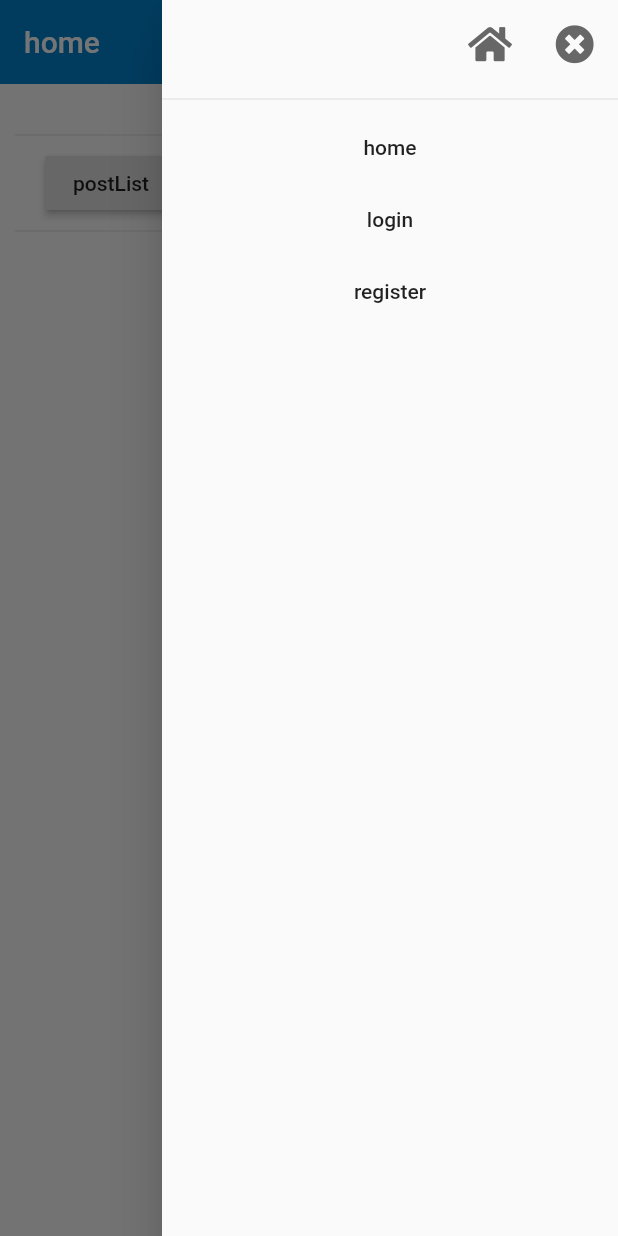
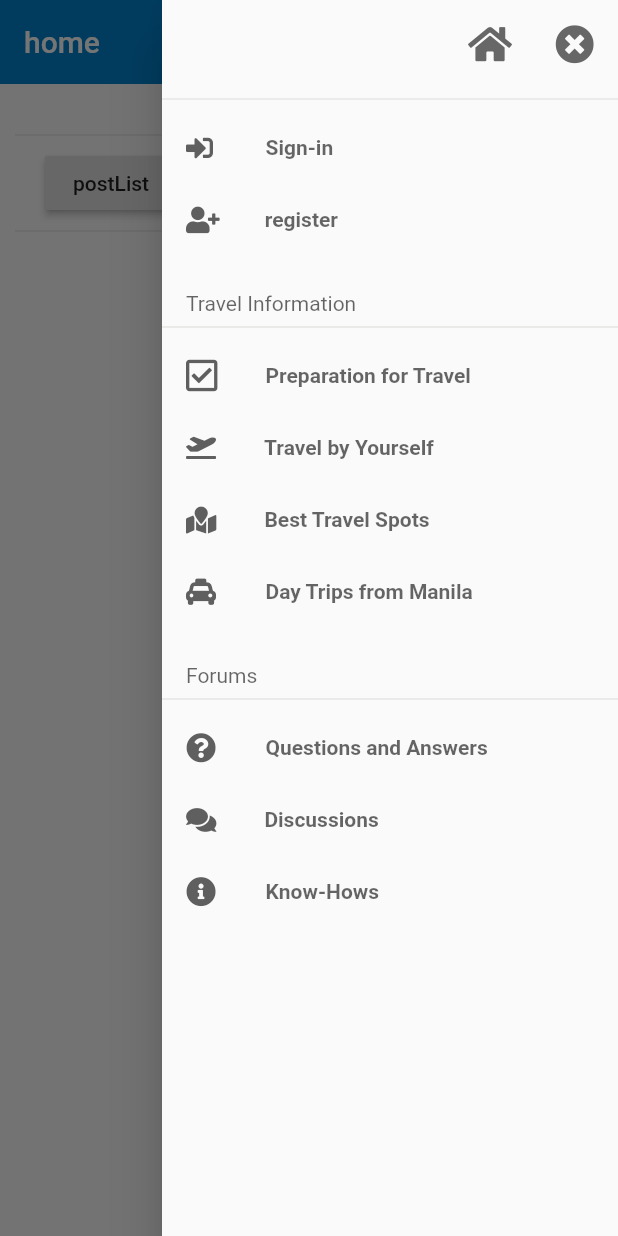
Before and after one commit to thruthesky/flutterpress, a Flutter app: the screen it shows after launch, with the side drawer open, on a phone screen of 412 x 824 dp. Run offline on Flutter 3.47's test engine with Material 2 defaults, Android fonts, the phone set to English and light mode, and no system bars; our stand-ins replace after_layout, cached_network_image, country_code_picker, dio, firebase_auth, firebase_core and 8 more; missing offline and left inert: apple_sign_in; accounts and stored records are empty.

Commit message:
drawer update

```diff
--- a/lib/widgets/commons/common.app_drawer.dart
+++ b/lib/widgets/commons/common.app_drawer.dart
@@ -1,6 +1,7 @@
 import 'package:flutter/material.dart';
 import 'package:flutterpress/controllers/wordpress.controller.dart';
 import 'package:flutterpress/defines.dart';
+import 'package:flutterpress/services/app.globals.dart';
 import 'package:flutterpress/services/routes.dart';
 import 'package:flutterpress/widgets/circular_avatar.dart';
 import 'package:flutterpress/widgets/commons/common.icon_button.dart';
@@ -65,9 +66,9 @@ class _CommonAppDrawerState extends State<CommonAppDrawer> {
                         Text(
                           'Logged in with ${_.user.socialLogin}',
                           style: TextStyle(
-                            fontSize: 13,
-                            color: Color(0x99000000),
-                          ),
+                              fontSize: 12,
+                              color: Color(0x99000000),
+                              fontWeight: FontWeight.w600),
                         ),
                       ],
                     ),
@@ -75,35 +76,86 @@ class _CommonAppDrawerState extends State<CommonAppDrawer> {
                 Divider(
                   color: Color(0x1F000000),
                 ),
-                FlatButton(
-                  key: ValueKey(Routes.home),
-                  child: Text('home'.tr),
-                  onPressed: () => Get.toNamed(Routes.home),
-                ),
                 if (!_.isUserLoggedIn) ...[
-                  FlatButton(
+                  DrawerButton(
                     key: ValueKey(Routes.login),
-                    child: Text('login'.tr),
+                    icon: FontAwesomeIcons.signInAlt,
+                    text: 'Sign-in',
+                    spacing: 35,
+                    iconSize: 18,
                     onPressed: () => Get.toNamed(Routes.login),
                   ),
-                  FlatButton(
+                  DrawerButton(
                     key: ValueKey(Routes.register),
-                    child: Text('register'.tr),
+                    icon: FontAwesomeIcons.userPlus,
+                    text: 'register'.tr,
+                    iconSize: 18,
+                    spacing: 30,
                     onPressed: () => Get.toNamed(Routes.register),
                   ),
                 ],
+
+                /// travel information
+                ///
+                /// TODO: add travel info forums
+                SegmentTitle(text: 'Travel Information'),
+                Divider(color: Color(0xD3D3D3D0)),
+                DrawerButton(
+                  icon: FontAwesomeIcons.checkSquare,
+                  iconSize: 24,
+                  text: 'Preparation for Travel',
+                  onPressed: () {},
+                ),
+                DrawerButton(
+                  icon: FontAwesomeIcons.planeDeparture,
+                  text: 'Travel by Yourself',
+                  iconSize: 16,
+                  onPressed: () {},
+                ),
+                DrawerButton(
+                  icon: FontAwesomeIcons.mapMarked,
+                  text: 'Best Travel Spots',
+                  iconSize: 18,
+                  onPressed: () {},
+                ),
+                DrawerButton(
+                  icon: FontAwesomeIcons.taxi,
+                  text: 'Day Trips from Manila',
+                  spacing: 33,
+                  onPressed: () {},
+                ),
+
+                /// forums
+                SegmentTitle(text: 'Forums'),
+                Divider(color: Color(0xD3D3D3D0)),
+                DrawerButton(
+                  icon: FontAwesomeIcons.solidQuestionCircle,
+                  text: 'Questions and Answers',
+                  spacing: 33,
+                  onPressed: () => openForum('qna'),
+                ),
+                DrawerButton(
+                  icon: FontAwesomeIcons.solidComments,
+                  text: 'Discussions',
+                  iconSize: 18,
+                  onPressed: () => openForum('discuss'),
+                ),
+                DrawerButton(
+                  icon: FontAwesomeIcons.infoCircle,
+                  text: 'Know-Hows',
+                  spacing: 33,
+                  onPressed: () {
+                    /// TODO: add know hows forum
+                  },
+                ),
+
                 if (_.isUserLoggedIn) ...[
-                  FlatButton(
-                    key: ValueKey(Routes.profile),
-                    child: Text('profile'.tr),
-                    onPressed: () => Get.toNamed(Routes.profile),
-                  ),
-                  FlatButton(
-                    child: Text('logout'.tr),
-                    onPressed: () {
-                      _.logout();
-                      Get.offAllNamed(Routes.home);
-                    },
+                  SizedBox(height: xl),
+                  DrawerButton(
+                    icon: FontAwesomeIcons.signOutAlt,
+                    text: 'logout'.tr,
+                    spacing: 33,
+                    onPressed: () => _.logout(),
                   ),
                 ],
               ],
@@ -114,3 +166,63 @@ class _CommonAppDrawerState extends State<CommonAppDrawer> {
     );
   }
 }
+
+class DrawerButton extends StatelessWidget {
+  final Key key;
+  final IconData icon;
+  final String text;
+  final double iconSize;
+  final Function onPressed;
+  final double spacing;
+
+  DrawerButton({
+    this.key,
+    @required this.icon,
+    this.iconSize = 20,
+    @required this.text,
+    @required this.onPressed,
+    this.spacing = xl,
+  });
+
+  @override
+  Widget build(BuildContext context) {
+    return Container(
+      child: FlatButton(
+        key: key,
+        child: Row(
+          children: [
+            FaIcon(
+              icon,
+              color: Color(0xFF5F5F5F),
+              size: iconSize,
+            ),
+            SizedBox(width: spacing),
+            Text(
+              text,
+              style: TextStyle(
+                color: Color(0x99000000),
+                fontSize: 14,
+                fontWeight: FontWeight.w700,
+              ),
+            )
+          ],
+        ),
+        onPressed: onPressed,
+      ),
+    );
+  }
+}
+
+class SegmentTitle extends StatelessWidget {
+  final String text;
+
+  SegmentTitle({@required this.text});
+
+  @override
+  Widget build(BuildContext context) {
+    return Padding(
+      padding: const EdgeInsets.only(left: md, top: lg),
+      child: Text(text, style: TextStyle(color: Color(0x99000000))),
+    );
+  }
+}
```
